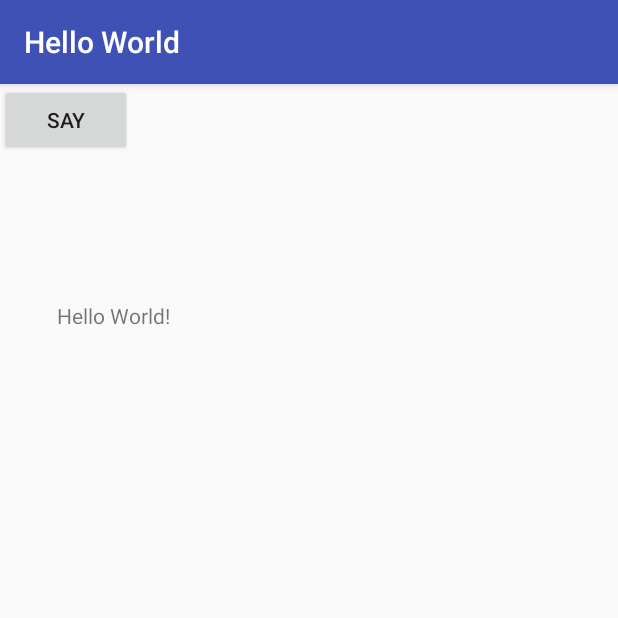
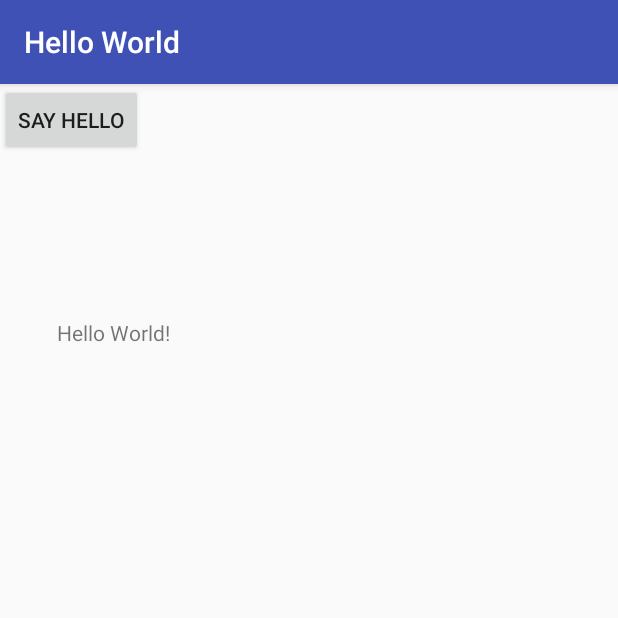
Before and after one commit to adelamodwala/hello-world-djinni, an Android app: the screen it shows after launch (MainActivity), on a phone screen of 412 x 824 dp, the top half of it. Run offline under Robolectric (Android 15) with nearby library versions, the light colour scheme and no system bars; 2 statements that could not run were skipped.

Commit message:
Android: Clean up

```diff
--- a/android_project/HelloWorld/app/src/main/java/com/mycompany/helloworld/MainActivity.java
+++ b/android_project/HelloWorld/app/src/main/java/com/mycompany/helloworld/MainActivity.java
@@ -26,12 +26,12 @@ public class MainActivity extends AppCompatActivity {
         setContentView(R.layout.activity_main);
 
         // Example of a call to a native method
-        Button button = (Button) findViewById(R.id.sample_button);
+        final Button button = (Button) findViewById(R.id.sample_button);
+        final TextView tv = (TextView) findViewById(R.id.sample_text);
         button.setOnClickListener( new View.OnClickListener() {
 
             @Override
             public void onClick(View v) {
-                TextView tv = (TextView) findViewById(R.id.sample_text);
                 tv.setText(helloWorldService.getHelloWorld() + "\n" + tv.getText());
             }
         });
--- a/android_project/HelloWorld/app/src/main/res/layout/activity_main.xml
+++ b/android_project/HelloWorld/app/src/main/res/layout/activity_main.xml
@@ -11,14 +11,14 @@
         android:id="@+id/sample_button"
         android:layout_width="wrap_content"
         android:layout_height="wrap_content"
-        android:text="Say"
+        android:text="@string/sample_button_text"
         tools:layout_editor_absoluteX="148dp"
         tools:layout_editor_absoluteY="16dp" />
 
     <TextView
         android:id="@+id/sample_text"
         android:layout_width="336dp"
-        android:layout_height="500px"
+        android:layout_height="300dp"
         android:text="Hello World!"
         app:layout_constraintBottom_toBottomOf="parent"
         app:layout_constraintLeft_toLeftOf="parent"
--- a/android_project/HelloWorld/app/src/main/res/values/strings.xml
+++ b/android_project/HelloWorld/app/src/main/res/values/strings.xml
@@ -1,3 +1,4 @@
 <resources>
     <string name="app_name">Hello World</string>
+    <string name="sample_button_text">Say Hello</string>
 </resources>
```
